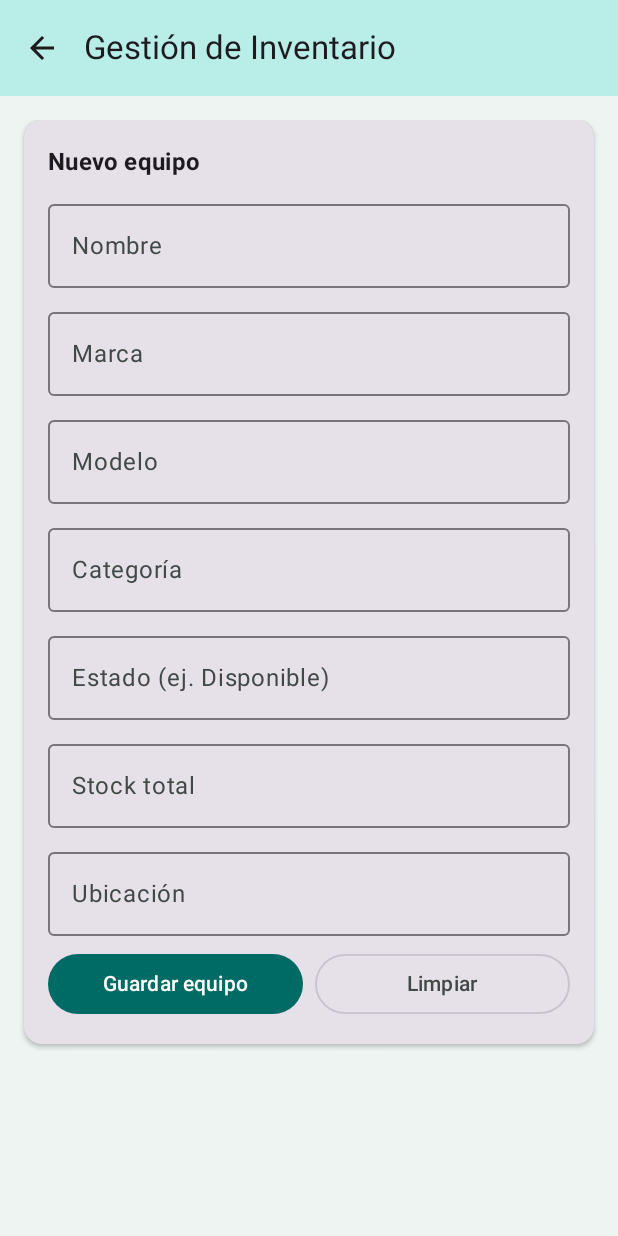
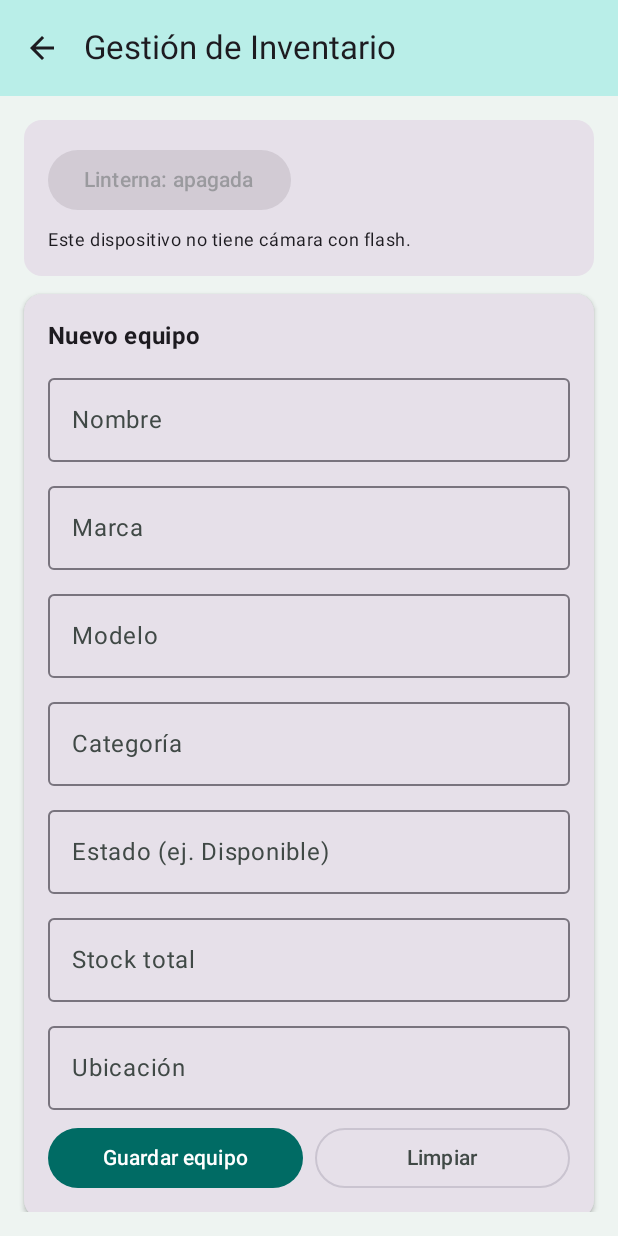
Before and after one commit to J4C1-G1T/AppMPAZPaniol_Benjamin_Arboleda_Jaciel_Soto, an Android app built with Jetpack Compose: the GestionInventarioScreen screen opened through its navigation route, on a phone screen of 412 x 824 dp. Run offline under Robolectric (Android 15) with nearby library versions, the phone set to English and light mode, and no system bars; our stand-ins replace Room's generated code.

Commit message:
feat: agregar control de linterna al inventario

```diff
--- a/app/src/main/AndroidManifest.xml
+++ b/app/src/main/AndroidManifest.xml
@@ -4,6 +4,9 @@
 
     <!-- 1. Permiso obligatorio para salir a Internet hacia AWS -->
     <uses-permission android:name="android.permission.INTERNET" />
+    <uses-feature
+        android:name="android.hardware.camera.flash"
+        android:required="false" />
 
     <application
         android:allowBackup="true"
--- a/app/src/main/java/com/proyecto/appmpazpaniol/ui/screens/GestionInventarioScreen.kt
+++ b/app/src/main/java/com/proyecto/appmpazpaniol/ui/screens/GestionInventarioScreen.kt
@@ -1,5 +1,12 @@
 package com.proyecto.appmpazpaniol.ui.screens
 
+import android.content.Context
+import android.hardware.camera2.CameraAccessException
+import android.hardware.camera2.CameraCharacteristics
+import android.hardware.camera2.CameraManager
+import android.os.Handler
+import android.os.Looper
+import android.util.Log
 import android.widget.Toast
 import androidx.compose.foundation.layout.*
 import androidx.compose.foundation.lazy.LazyColumn
@@ -90,6 +97,10 @@ fun GestionInventarioScreen(
                 verticalArrangement = Arrangement.spacedBy(12.dp),
                 modifier = Modifier.weight(1f)
             ) {
+                item {
+                    LinternaControl()
+                }
+
                 item {
                     Card(
                         modifier = Modifier.fillMaxWidth(),
@@ -240,6 +251,112 @@ fun GestionInventarioScreen(
     }
 }
 
+private data class FlashCameraSelection(
+    val cameraId: String?,
+    val message: String?
+)
+
+private fun findFlashCamera(cameraManager: CameraManager): FlashCameraSelection {
+    return try {
+        val selected = cameraManager.cameraIdList
+            .mapNotNull { cameraId ->
+                val characteristics = cameraManager.getCameraCharacteristics(cameraId)
+                if (characteristics.get(CameraCharacteristics.FLASH_INFO_AVAILABLE) == true) {
+                    cameraId to (characteristics.get(CameraCharacteristics.LENS_FACING) ==
+                        CameraCharacteristics.LENS_FACING_BACK)
+                } else {
+                    null
+                }
+            }
+            .maxByOrNull { it.second }
+        FlashCameraSelection(
+            cameraId = selected?.first,
+            message = if (selected == null) "Este dispositivo no tiene cámara con flash." else null
+        )
+    } catch (e: CameraAccessException) {
+        Log.e("GestionInventario", "No se pudo consultar la cámara con flash", e)
+        FlashCameraSelection(null, "No se pudo acceder a la cámara.")
+    } catch (e: IllegalArgumentException) {
+        Log.e("GestionInventario", "No se pudo consultar la cámara con flash", e)
+        FlashCameraSelection(null, "No se pudo acceder a la cámara.")
+    }
+}
+
+@Composable
+private fun LinternaControl() {
+    val context = LocalContext.current
+    val cameraManager = remember(context) {
+        context.getSystemService(Context.CAMERA_SERVICE) as CameraManager
+    }
+    val selection = remember(cameraManager) { findFlashCamera(cameraManager) }
+    val cameraId = selection.cameraId
+    var torchEnabled by remember(cameraId) { mutableStateOf(false) }
+    var message by remember(selection) { mutableStateOf(selection.message) }
+
+    DisposableEffect(cameraManager, cameraId) {
+        if (cameraId == null) {
+            onDispose {}
+        } else {
+            val callback = object : CameraManager.TorchCallback() {
+                override fun onTorchModeChanged(changedCameraId: String, enabled: Boolean) {
+                    if (changedCameraId == cameraId) {
+                        torchEnabled = enabled
+                        message = if (enabled) "Linterna encendida." else "Linterna apagada."
+                    }
+                }
+
+                override fun onTorchModeUnavailable(unavailableCameraId: String) {
+                    if (unavailableCameraId == cameraId) {
+                        torchEnabled = false
+                        message = "La linterna no está disponible en este momento."
+                    }
+                }
+            }
+            cameraManager.registerTorchCallback(callback, Handler(Looper.getMainLooper()))
+
+            onDispose {
+                cameraManager.unregisterTorchCallback(callback)
+                if (torchEnabled) {
+                    try {
+                        cameraManager.setTorchMode(cameraId, false)
+                    } catch (e: CameraAccessException) {
+                        Log.e("GestionInventario", "No se pudo apagar la linterna al salir", e)
+                    } catch (e: IllegalArgumentException) {
+                        Log.e("GestionInventario", "No se pudo apagar la linterna al salir", e)
+                    }
+                }
+            }
+        }
+    }
+
+    Card(modifier = Modifier.fillMaxWidth()) {
+        Column(
+            modifier = Modifier.padding(16.dp),
+            verticalArrangement = Arrangement.spacedBy(8.dp)
+        ) {
+            Button(
+                onClick = {
+                    if (cameraId != null) {
+                        try {
+                            cameraManager.setTorchMode(cameraId, !torchEnabled)
+                        } catch (e: CameraAccessException) {
+                            message = "No se pudo cambiar el estado de la linterna."
+                            Log.e("GestionInventario", "No se pudo cambiar la linterna", e)
+                        } catch (e: IllegalArgumentException) {
+                            message = "No se pudo cambiar el estado de la linterna."
+                            Log.e("GestionInventario", "No se pudo cambiar la linterna", e)
+                        }
+                    }
+                },
+                enabled = cameraId != null
+            ) {
+                Text(if (torchEnabled) "Linterna: encendida" else "Linterna: apagada")
+            }
+            message?.let { Text(it, style = MaterialTheme.typography.bodySmall) }
+        }
+    }
+}
+
 @Composable
 fun EquipoInventarioCard(
     equipo: Equipo,
```
